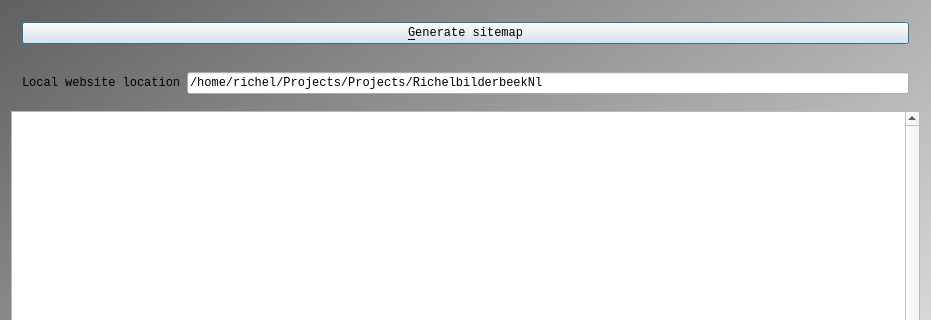
This is Tools/ToolRichelbilderbeekNlSitemapGenerator/qtsitemapgeneratormaindialog.ui in richelbilderbeek/ProjectRichelBilderbeek as Qt 5 draws it before an edit; both pictures show x 0 to 931 and y 0 to 320 of the 931 by 632 pixel window. The edited form follows.
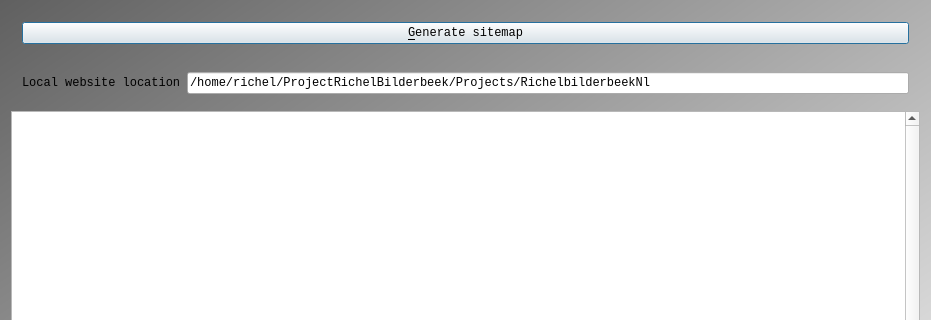
This is the edited form. Icons and pictures are not drawn.

```diff
--- a/Tools/ToolRichelbilderbeekNlSitemapGenerator/qtsitemapgeneratormaindialog.ui
+++ b/Tools/ToolRichelbilderbeekNlSitemapGenerator/qtsitemapgeneratormaindialog.ui
@@ -59,7 +59,7 @@
       <item>
        <widget class="QLineEdit" name="edit_website">
         <property name="text">
-         <string>/home/richel/Projects/Projects/RichelbilderbeekNl</string>
+         <string>/home/richel/ProjectRichelBilderbeek/Projects/RichelbilderbeekNl</string>
         </property>
        </widget>
       </item>
```
